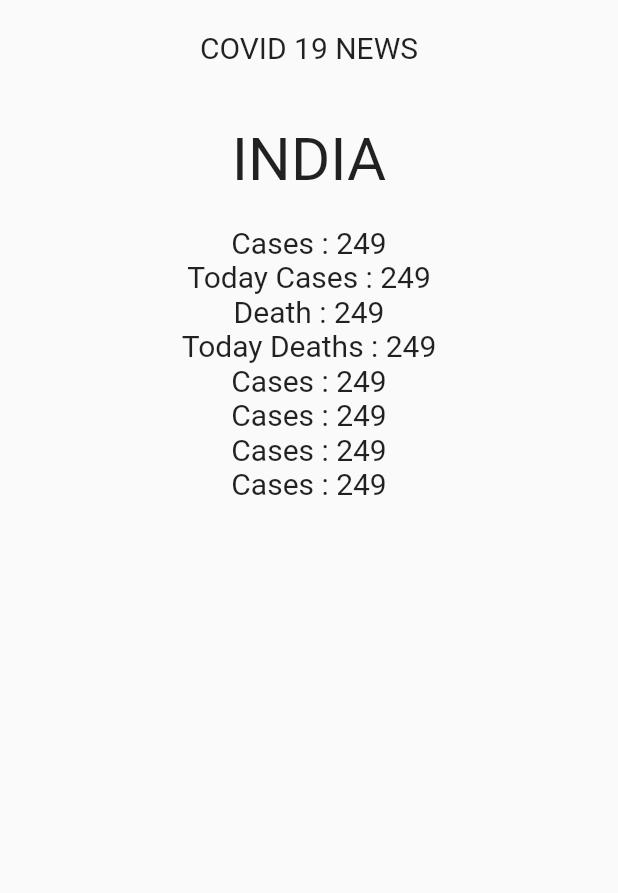
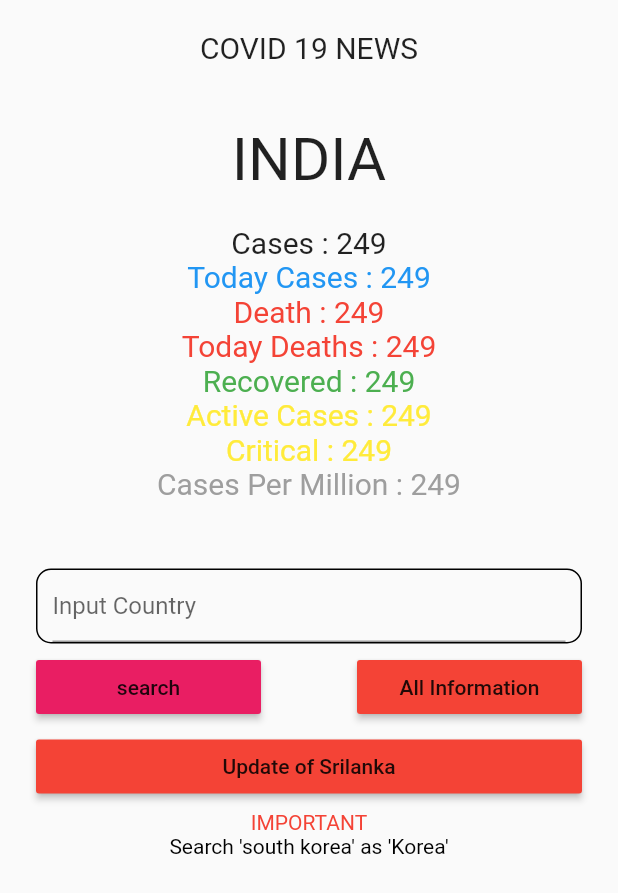
Before and after one commit to farzak4/project2_week1, a Flutter app: the India screen opened directly, on a phone screen of 412 x 824 dp. Shown: the top 893 px of the screen. Run offline on Flutter 3.47's test engine with Material 2 defaults, Android fonts, the phone set to English and light mode, and no system bars.

Commit message:
project 2 selese

```diff
--- a/project2_week1/lib/india_case.dart
+++ b/project2_week1/lib/india_case.dart
@@ -36,47 +36,106 @@ class India extends StatelessWidget {
               Container(
                 child: Text(
                   "Today Cases : 249",
-                  style: TextStyle(fontSize: 20),
+                  style: TextStyle(fontSize: 20, color: Colors.blue),
                 ),
               ),
               Container(
                 child: Text(
                   "Death : 249",
-                  style: TextStyle(fontSize: 20),
+                  style: TextStyle(fontSize: 20, color: Colors.red),
                 ),
               ),
               Container(
                 child: Text(
                   "Today Deaths : 249",
-                  style: TextStyle(fontSize: 20),
+                  style: TextStyle(fontSize: 20, color: Colors.red),
                 ),
               ),
               Container(
                 child: Text(
-                  "Cases : 249",
-                  style: TextStyle(fontSize: 20),
+                  "Recovered : 249",
+                  style: TextStyle(fontSize: 20, color: Colors.green),
                 ),
               ),
               Container(
                 child: Text(
-                  "Cases : 249",
-                  style: TextStyle(fontSize: 20),
+                  "Active Cases : 249",
+                  style: TextStyle(fontSize: 20, color: Colors.yellow),
                 ),
               ),
               Container(
                 child: Text(
-                  "Cases : 249",
-                  style: TextStyle(fontSize: 20),
+                  "Critical : 249",
+                  style: TextStyle(fontSize: 20, color: Colors.yellow),
                 ),
               ),
               Container(
                 child: Text(
-                  "Cases : 249",
-                  style: TextStyle(fontSize: 20),
+                  "Cases Per Million : 249",
+                  style: TextStyle(fontSize: 20, color: Colors.grey),
+                ),
+              ),
+              SizedBox(
+                height: 40,
+              ),
+              Container(
+                margin: EdgeInsets.fromLTRB(24, 5, 24, 5),
+                width: double.infinity,
+                padding: EdgeInsets.symmetric(horizontal: 10),
+                decoration: BoxDecoration(
+                    borderRadius: BorderRadius.circular(10),
+                    border: Border.all(color: Colors.black)),
+                child: TextField(
+                  decoration: InputDecoration(hintText: 'Input Country'),
+                ),
+              ),
+              Container(
+                  child: Row(
+                mainAxisAlignment: MainAxisAlignment.spaceBetween,
+                children: <Widget>[
+                  Container(
+                    margin: EdgeInsets.only(left: 24),
+                    width: 150,
+                    child: RaisedButton(
+                      onPressed: () {},
+                      child: Text("search"),
+                      color: Colors.pink,
+                    ),
+                  ),
+                  Container(
+                    margin: EdgeInsets.only(right: 24),
+                    width: 150,
+                    child: RaisedButton(
+                      onPressed: () {},
+                      child: Text("All Information"),
+                      color: Colors.red,
+                    ),
+                  ),
+                ],
+              )),
+              Container(
+                margin: EdgeInsets.fromLTRB(24, 5, 24, 5),
+                width: double.infinity,
+                child: RaisedButton(
+                  onPressed: () {},
+                  child: Text("Update of Srilanka"),
+                  color: Colors.red,
+                ),
+              ),
+              Container(
+                child: Text(
+                  "IMPORTANT",
+                  style: TextStyle(color: Colors.red),
+                ),
+              ),
+              Container(
+                child: Text(
+                  "Search 'south korea' as 'Korea'",
+                  style: TextStyle(color: Colors.black),
                 ),
               ),
             ],
-          )
+          ),
         ],
       ),
     );
```
